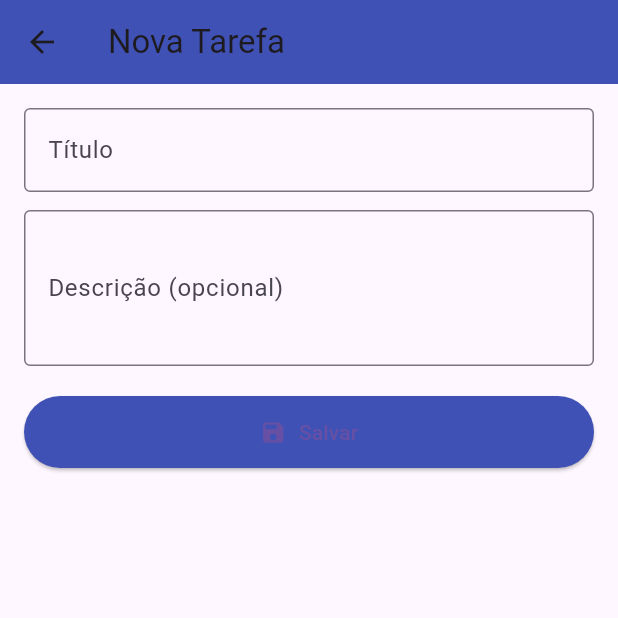
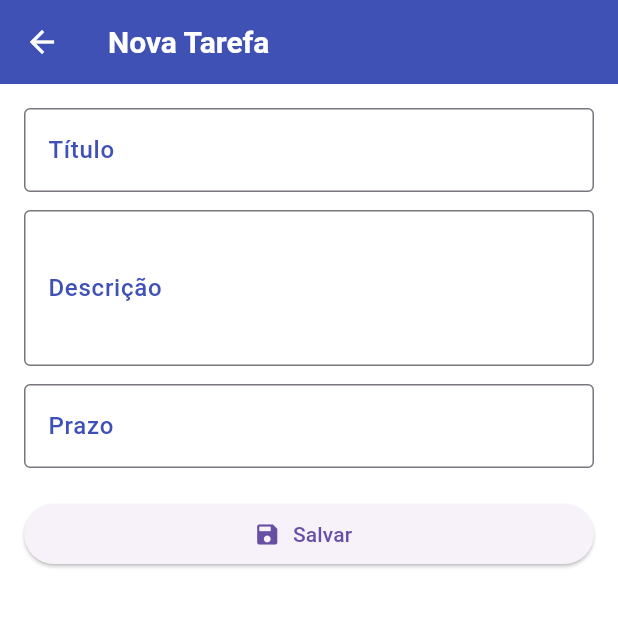
Before and after one commit to Rick-5/PROJETOS-GERAIS, a Flutter app: the screen it shows after launch, after a tap on the "add" icon, on a phone screen of 412 x 824 dp, the top half of it. Run offline on Flutter 3.47's test engine with Material 3 defaults, Android fonts, the phone set to English and light mode, and no system bars; our stand-ins replace barcode_widget, google_fonts.

Commit message:
melhorias gerais no to-do

```diff
--- a/todolist/lib/main.dart
+++ b/todolist/lib/main.dart
@@ -16,7 +16,33 @@ class MyApp extends StatelessWidget {
       child: MaterialApp(
         title: 'To-Do List',
         theme: ThemeData(
-          primarySwatch: Colors.blue,
+          primarySwatch: Colors.indigo,
+          scaffoldBackgroundColor: Colors.white,
+          appBarTheme: AppBarTheme(
+            backgroundColor: Colors.indigo,
+            foregroundColor: Colors.white,
+            titleTextStyle: TextStyle(
+              color: Colors.white,
+              fontSize: 20,
+              fontWeight: FontWeight.bold,
+            ),
+          ),
+          floatingActionButtonTheme: FloatingActionButtonThemeData(
+            backgroundColor: Colors.indigo,
+            foregroundColor: Colors.white,
+          ),
+          inputDecorationTheme: InputDecorationTheme(
+            labelStyle: TextStyle(color: Colors.indigo),
+            border: OutlineInputBorder(),
+            focusedBorder: OutlineInputBorder(
+              borderSide: BorderSide(color: Colors.indigo),
+            ),
+          ),
+          textTheme: TextTheme(
+            bodyLarge: TextStyle(fontSize: 16, fontWeight: FontWeight.w500),
+            bodyMedium: TextStyle(fontSize: 15, fontWeight: FontWeight.w500),
+            titleLarge: TextStyle(fontSize: 20, fontWeight: FontWeight.bold),
+          ),
         ),
         initialRoute: '/',
         routes: {
--- a/todolist/lib/models/task.dart
+++ b/todolist/lib/models/task.dart
@@ -1,8 +1,9 @@
 class Task {
   final String id;
-  final String title;
-  final String description;
+  String title;
+  String description;
   final DateTime createdAt;
+  DateTime? dueDate;
   bool isDone;
 
   Task({
@@ -10,6 +11,7 @@ class Task {
     required this.title,
     required this.description,
     required this.createdAt,
+    this.dueDate,
     this.isDone = false,
   });
 }
--- a/todolist/lib/screens/addtask.dart
+++ b/todolist/lib/screens/addtask.dart
@@ -4,6 +4,10 @@ import '../providers/taskprovider.dart';
 import '../models/task.dart';
 
 class AddTaskScreen extends StatefulWidget {
+  final Task? existingTask;
+
+  const AddTaskScreen({this.existingTask});
+
   @override
   _AddTaskScreenState createState() => _AddTaskScreenState();
 }
@@ -11,27 +15,64 @@ class AddTaskScreen extends StatefulWidget {
 class _AddTaskScreenState extends State<AddTaskScreen> {
   final _titleController = TextEditingController();
   final _descriptionController = TextEditingController();
+  DateTime? _dueDate;
 
-  void _addTask() {
-    if (_titleController.text.trim().isEmpty) return;
+  @override
+  void initState() {
+    super.initState();
+    if (widget.existingTask != null) {
+      _titleController.text = widget.existingTask!.title;
+      _descriptionController.text = widget.existingTask!.description;
+      _dueDate = widget.existingTask!.dueDate;
+    }
+  }
 
-    final task = Task(
-      id: DateTime.now().toString(),
-      title: _titleController.text,
-      description: _descriptionController.text,
-      createdAt: DateTime.now(),
+  void _selectDueDate() async {
+    final DateTime? selectedDate = await showDatePicker(
+      context: context,
+      initialDate: _dueDate ?? DateTime.now(),
+      firstDate: DateTime(2020),
+      lastDate: DateTime(2100),
+      initialEntryMode: DatePickerEntryMode.calendarOnly,
     );
+    if (selectedDate != null) {
+      setState(() => _dueDate = selectedDate);
+    }
+  }
 
-    Provider.of<TaskProvider>(context, listen: false).addTask(task);
+  void _saveTask() {
+    final title = _titleController.text.trim();
+    if (title.isEmpty) return;
+
+    final provider = Provider.of<TaskProvider>(context, listen: false);
+
+    if (widget.existingTask != null) {
+      provider.updateTask(
+        widget.existingTask!.id,
+        title,
+        _descriptionController.text,
+        _dueDate,
+      );
+    } else {
+      provider.addTask(Task(
+        id: DateTime.now().toString(),
+        title: title,
+        description: _descriptionController.text,
+        createdAt: DateTime.now(),
+        dueDate: _dueDate,
+      ));
+    }
+
     Navigator.pop(context);
   }
 
   @override
   Widget build(BuildContext context) {
+    final isEditing = widget.existingTask != null;
+
     return Scaffold(
       appBar: AppBar(
-        title: const Text('Nova Tarefa'),
-        backgroundColor: Colors.indigo,
+        title: Text(isEditing ? 'Editar Tarefa' : 'Nova Tarefa'),
       ),
       body: Padding(
         padding: const EdgeInsets.all(16.0),
@@ -39,33 +80,55 @@ class _AddTaskScreenState extends State<AddTaskScreen> {
           children: [
             TextField(
               controller: _titleController,
-              decoration: InputDecoration(
-                labelText: 'Título',
-                border: OutlineInputBorder(),
-              ),
+              decoration: InputDecoration(labelText: 'Título'),
             ),
             SizedBox(height: 12),
             TextField(
               controller: _descriptionController,
               maxLines: 3,
-              decoration: InputDecoration(
-                labelText: 'Descrição (opcional)',
-                border: OutlineInputBorder(),
+              decoration: InputDecoration(labelText: 'Descrição'),
+            ),
+            SizedBox(height: 12),
+            GestureDetector(
+              onTap: _selectDueDate,
+              child: AbsorbPointer(
+                child: TextField(
+                  controller: TextEditingController(
+                    text: _dueDate != null
+                        ? _dueDate!.toLocal().toString().split(' ')[0]
+                        : '',
+                  ),
+                  decoration: InputDecoration(labelText: 'Prazo'),
+                ),
               ),
             ),
             SizedBox(height: 20),
             SizedBox(
               width: double.infinity,
               child: ElevatedButton.icon(
-                onPressed: _addTask,
+                onPressed: _saveTask,
                 icon: Icon(Icons.save),
-                label: Text('Salvar'),
-                style: ElevatedButton.styleFrom(
-                  backgroundColor: Colors.indigo,
-                  padding: EdgeInsets.symmetric(vertical: 14),
+                label: Text(isEditing ? 'Atualizar' : 'Salvar'),
+              ),
+            ),
+            if (isEditing) ...[
+              SizedBox(height: 12),
+              SizedBox(
+                width: double.infinity,
+                child: ElevatedButton.icon(
+                  onPressed: () {
+                    Provider.of<TaskProvider>(context, listen: false)
+                        .removeTask(widget.existingTask!.id);
+                    Navigator.pop(context);
+                  },
+                  icon: Icon(Icons.delete),
+                  label: Text('Excluir'),
+                  style: ElevatedButton.styleFrom(
+                    backgroundColor: Colors.red,
+                  ),
                 ),
               ),
-            ),
+            ],
           ],
         ),
       ),
```
Also changed, not shown: todolist/lib/providers/taskprovider.dart (+10 -0 lines), todolist/lib/widgets/item.dart (+41 -8 lines), todolist/pubspec.yaml (+4 -6 lines), protótipo de banco em flutter/pubspec.lock, todolist/pubspec.lock.
